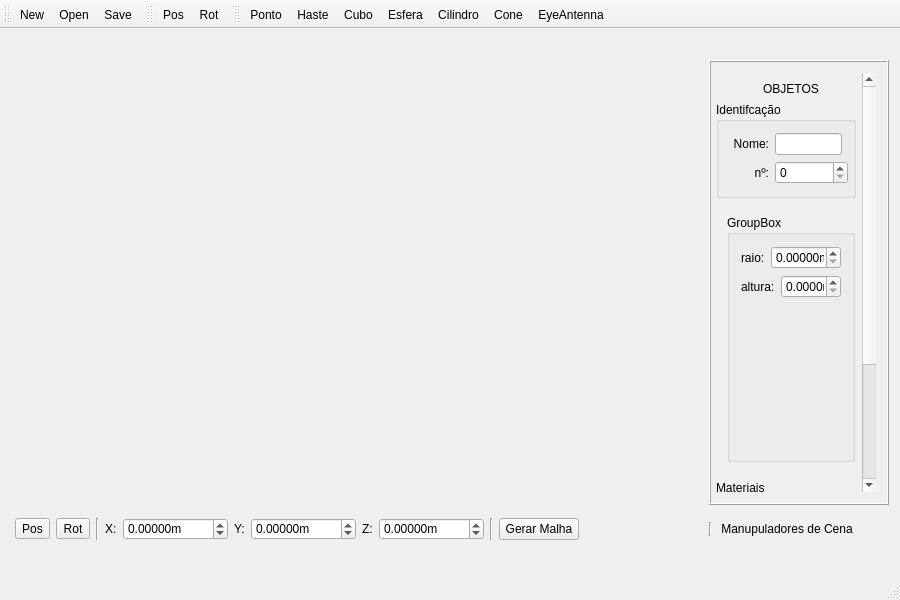
pvmocbel/Lane3dViewer, file final_Interface/mainwindow.ui: the form before one commit.
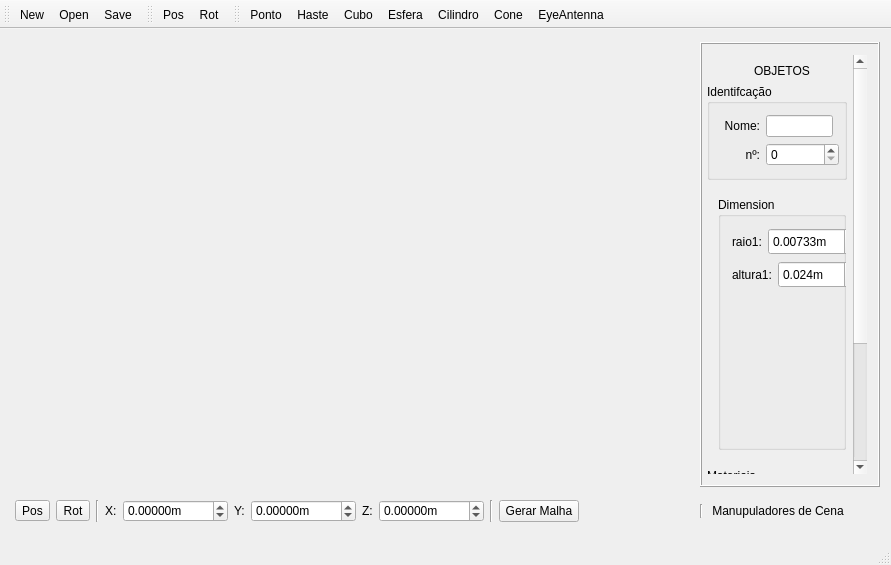
The form after the commit.

What changed in the file:
```diff
--- a/final_Interface/mainwindow.ui
+++ b/final_Interface/mainwindow.ui
@@ -6,15 +6,15 @@
    <rect>
     <x>0</x>
     <y>0</y>
-    <width>900</width>
-    <height>600</height>
+    <width>891</width>
+    <height>565</height>
    </rect>
   </property>
   <property name="windowTitle">
    <string>MainWindow</string>
   </property>
   <widget class="QWidget" name="centralWidget">
-   <layout class="QGridLayout" name="gridLayout">
+   <layout class="QGridLayout" name="gridLayout_6">
     <item row="0" column="0">
      <layout class="QGridLayout" name="grid_Interface">
       <item row="0" column="1">
@@ -372,7 +372,7 @@
              <property name="geometry">
               <rect>
                <x>0</x>
-               <y>0</y>
+               <y>-103</y>
                <width>150</width>
                <height>611</height>
               </rect>
@@ -1468,46 +1468,67 @@
                   <item row="0" column="0">
                    <widget class="QGroupBox" name="groupBox_3">
                     <property name="title">
-                     <string>GroupBox</string>
+                     <string>Dimension</string>
                     </property>
-                    <layout class="QGridLayout" name="gridLayout_6">
+                    <layout class="QGridLayout" name="gridLayout">
                      <item row="0" column="0">
                       <widget class="QLabel" name="label_15">
                        <property name="text">
-                        <string>raio:</string>
+                        <string>raio1:</string>
                        </property>
                       </widget>
                      </item>
                      <item row="0" column="1" colspan="2">
-                      <widget class="QDoubleSpinBox" name="raio_eye_antenna">
+                      <widget class="QDoubleSpinBox" name="raio_cone_eye_antenna">
                        <property name="sizePolicy">
                         <sizepolicy hsizetype="Minimum" vsizetype="Fixed">
                          <horstretch>0</horstretch>
                          <verstretch>0</verstretch>
                         </sizepolicy>
                        </property>
+                       <property name="minimumSize">
+                        <size>
+                         <width>91</width>
+                         <height>27</height>
+                        </size>
+                       </property>
                        <property name="suffix">
                         <string>m</string>
                        </property>
                        <property name="decimals">
                         <number>5</number>
                        </property>
+                       <property name="value">
+                        <double>0.007330000000000</double>
+                       </property>
                       </widget>
                      </item>
                      <item row="1" column="0" colspan="2">
                       <widget class="QLabel" name="label_16">
                        <property name="text">
-                        <string>altura:</string>
+                        <string>altura1:</string>
                        </property>
                       </widget>
                      </item>
                      <item row="1" column="2">
-                      <widget class="QDoubleSpinBox" name="height_eye_antenna">
+                      <widget class="QDoubleSpinBox" name="height_cone_eye_antenna">
+                       <property name="minimumSize">
+                        <size>
+                         <width>81</width>
+                         <height>27</height>
+                        </size>
+                       </property>
                        <property name="suffix">
                         <string>m</string>
                        </property>
                        <property name="decimals">
-                        <number>4</number>
+                        <number>3</number>
+                       </property>
+                       <property name="singleStep">
+                        <double>0.001000000000000</double>
+                       </property>
+                       <property name="value">
+                        <double>0.024000000000000</double>
                        </property>
                       </widget>
                      </item>
@@ -1518,7 +1539,7 @@
                        </property>
                        <property name="sizeHint" stdset="0">
                         <size>
-                         <width>20</width>
+                         <width>48</width>
                          <height>148</height>
                         </size>
                        </property>
```
Left out of the diff: 139 changed lines with no effect on the pictures.
